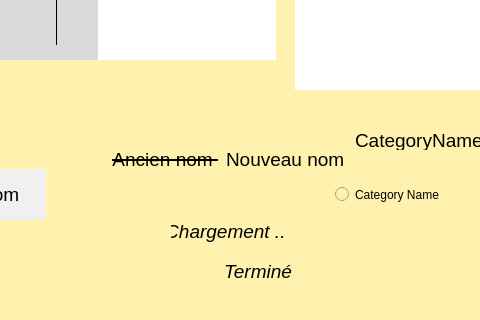
Qt form renamer.ui (Melvins45/Autorenamer) before a commit; both pictures show x 265 to 745 and y 251 to 571 of the 1220 by 571 pixel window.
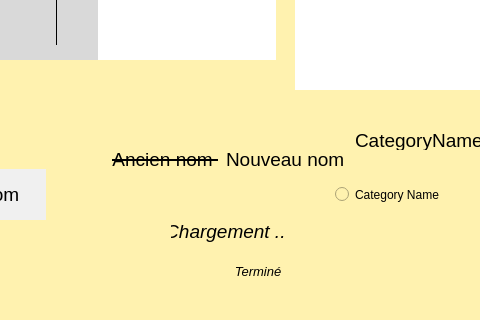
The same form after that commit. Icons and pictures are not drawn.

```diff
--- a/renamer.ui
+++ b/renamer.ui
@@ -527,7 +527,7 @@
       </property>
       <property name="maximumSize">
        <size>
-        <width>150</width>
+        <width>400</width>
         <height>25</height>
        </size>
       </property>
@@ -570,7 +570,7 @@
          </property>
          <property name="font">
           <font>
-           <pointsize>14</pointsize>
+           <pointsize>10</pointsize>
            <italic>true</italic>
            <underline>false</underline>
            <strikeout>false</strikeout>
```
